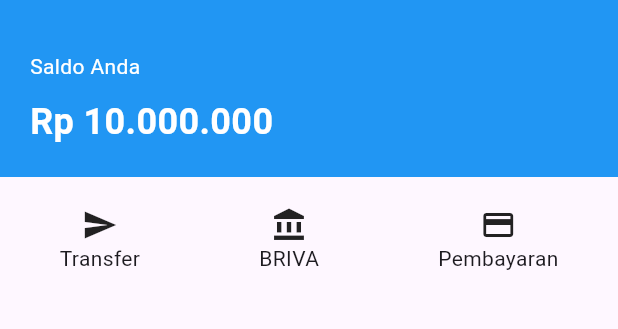
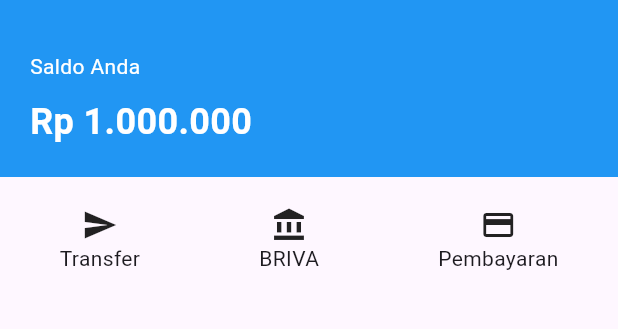
Before and after one commit to Mahrus88/brimo_app, a Flutter app: the screen it shows after launch, on a phone screen of 412 x 824 dp, the part 63-392 px from its top. Run offline on Flutter 3.47's test engine with Material 3 defaults, Android fonts, the phone set to English and light mode, and no system bars.

Commit message:
tambah UI saldo dan menu

```diff
--- a/lib/main.dart
+++ b/lib/main.dart
@@ -24,6 +24,7 @@ class HomePage extends StatelessWidget {
       ),
       body: Column(
         children: [
+          // 🔵 SALDO
           Container(
             width: double.infinity,
             padding: EdgeInsets.all(20),
@@ -31,10 +32,13 @@ class HomePage extends StatelessWidget {
             child: Column(
               crossAxisAlignment: CrossAxisAlignment.start,
               children: [
-                Text("Saldo Anda", style: TextStyle(color: Colors.white)),
+                Text(
+                  "Saldo Anda",
+                  style: TextStyle(color: Colors.white),
+                ),
                 SizedBox(height: 10),
                 Text(
-                  "Rp 10.000.000",
+                  "Rp 1.000.000",
                   style: TextStyle(
                     color: Colors.white,
                     fontSize: 24,
@@ -47,6 +51,7 @@ class HomePage extends StatelessWidget {
 
           SizedBox(height: 20),
 
+          // 🔲 MENU
           Row(
             mainAxisAlignment: MainAxisAlignment.spaceAround,
             children: [
```
